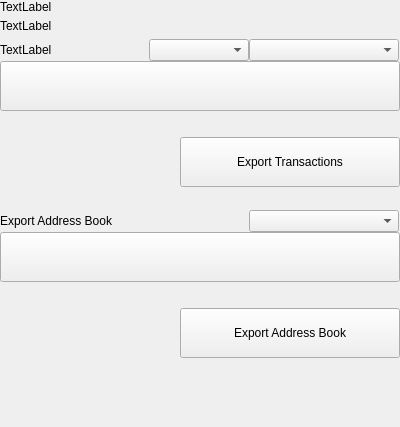
Old version of the form src/qt/vitae/settings/forms/settingsexportcsv.ui in the repository VitaeTeam/Vitae.
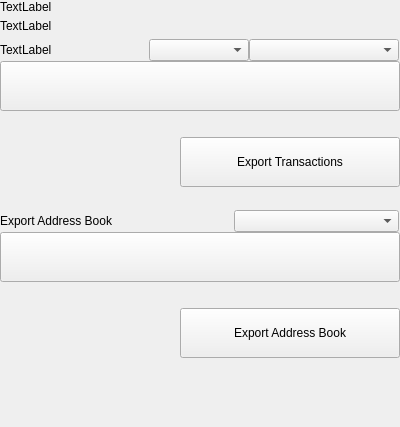
New version of the form.

Commit message:
[build] Missing settingsexportcsv file added to cmake + bugfix. [GUI] Export csv fix sensitive filter.
Plus, inform and return if there are no addresses to export.

[GUI] Expand comboBoxSortAddressType width.

# Conflicts:
#	src/qt/CMakeLists.txt

The edit to the form file:
```diff
--- a/src/qt/vitae/settings/forms/settingsexportcsv.ui
+++ b/src/qt/vitae/settings/forms/settingsexportcsv.ui
@@ -314,7 +314,7 @@
             <widget class="QComboBox" name="comboBoxSortAddressType">
              <property name="minimumSize">
               <size>
-               <width>150</width>
+               <width>165</width>
                <height>0</height>
               </size>
              </property>
```
The commit also changes 3 other files.
